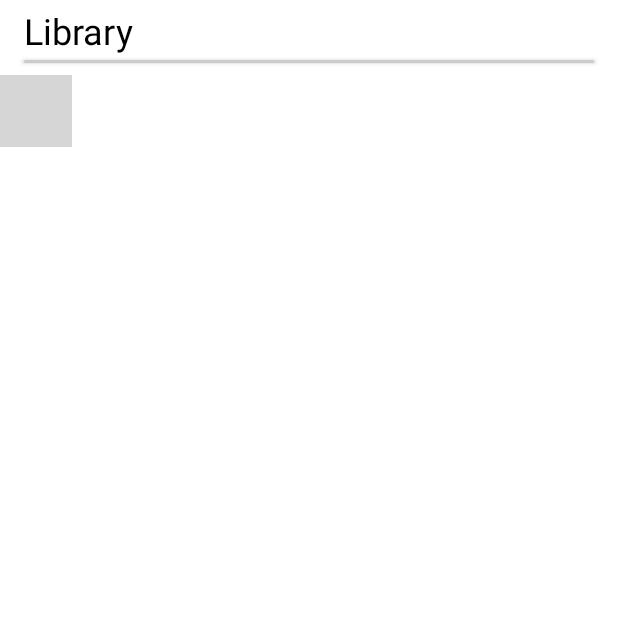
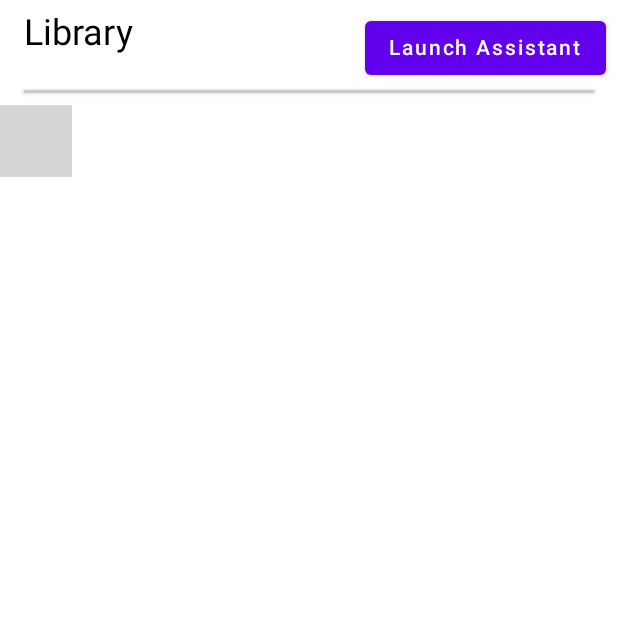
Before and after one commit to Devotize/FaceDetector, an Android app built with Jetpack Compose: the screen it shows after launch (MainActivity), on a phone screen of 412 x 824 dp, the top half of it. Run offline under Robolectric (Android 15) with nearby library versions, the phone set to English and light mode, and no system bars; our stand-ins replace Dagger/Hilt's generated code, Room's generated code; 2 statements that could not run were skipped; grey boxes are pictures that could not be loaded.

```diff
--- a/app/src/main/java/com/sychev/facedetector/data/local/AppDatabase.kt
+++ b/app/src/main/java/com/sychev/facedetector/data/local/AppDatabase.kt
@@ -5,7 +5,7 @@ import androidx.room.RoomDatabase
 import com.sychev.facedetector.data.local.dao.ScreenshotDao
 import com.sychev.facedetector.data.local.entity.ScreenshotEntity
 
-@Database(entities = [ScreenshotEntity::class], version = 6)
+@Database(entities = [ScreenshotEntity::class], version = 7)
 abstract class AppDatabase: RoomDatabase() {
     abstract fun screenshotDao(): ScreenshotDao
 }
--- a/app/src/main/java/com/sychev/facedetector/presentation/BaseApplication.kt
+++ b/app/src/main/java/com/sychev/facedetector/presentation/BaseApplication.kt
@@ -7,6 +7,4 @@ import dagger.hilt.android.HiltAndroidApp
 @HiltAndroidApp
 class BaseApplication: Application() {
 
-
-
 }
--- a/app/src/main/java/com/sychev/facedetector/presentation/MainActivity.kt
+++ b/app/src/main/java/com/sychev/facedetector/presentation/MainActivity.kt
@@ -49,16 +49,25 @@ class MainActivity : AppCompatActivity() {
                 } else {
                     startService(intent)
                 }
-//                finish()
+                finish()
             }
         }
 
     override fun onCreate(savedInstanceState: Bundle?) {
         super.onCreate(savedInstanceState)
         setContentView(R.layout.activity_main)
-        if (savedInstanceState == null) {
-            startAssistantService()
-        }
+
+        val intent = Intent(applicationContext, FaceDetectorService::class.java)
+//        intent.putExtra(FaceDetectorService.EXIT_NAME, FaceDetectorService.EXIT_VALUE)
+
+        stopService(intent)
+
+//        if (Build.VERSION.SDK_INT >= Build.VERSION_CODES.O) {
+//            startForegroundService(intent)
+//        } else {
+//            startService(intent)
+//        }
+
     }
 
 
@@ -68,7 +77,7 @@ class MainActivity : AppCompatActivity() {
             getMediaProjection.launch(projectionManager.createScreenCaptureIntent())
         }
 
-        private fun startAssistantService() {
+        fun startAssistantService() {
             if (Build.VERSION.SDK_INT >= Build.VERSION_CODES.M) {
                 if (!Settings.canDrawOverlays(this)) {
                     val intent = Intent(Settings.ACTION_MANAGE_OVERLAY_PERMISSION)
--- a/app/src/main/java/com/sychev/facedetector/presentation/ui/components/ScreenshotItem.kt
+++ b/app/src/main/java/com/sychev/facedetector/presentation/ui/components/ScreenshotItem.kt
@@ -26,8 +26,8 @@ fun ScreenshotItem(
     Card(
         modifier = Modifier
             .padding(2.dp)
-            .width(200.dp)
-            .height(250.dp)
+//            .width(200.dp)
+            .height(150.dp)
             .clickable {
                 onClick()
             },
@@ -49,7 +49,7 @@ fun ScreenshotItem(
         ) {
             Text(
                 text = savedScreenshot.celebName,
-                style = MaterialTheme.typography.h5,
+                style = MaterialTheme.typography.subtitle1,
                 color = Color.White,
                 modifier = Modifier.padding(16.dp)
                     .wrapContentSize()
--- a/app/src/main/java/com/sychev/facedetector/presentation/ui/main/MainEvent.kt
+++ b/app/src/main/java/com/sychev/facedetector/presentation/ui/main/MainEvent.kt
@@ -1,11 +1,12 @@
 package com.sychev.facedetector.presentation.ui.main
 
 import android.content.Context
+import com.sychev.facedetector.presentation.MainActivity
 
 sealed class MainEvent() {
     object GetAllScreenshots: MainEvent()
 
     class PerformGoogleSearch(val context: Context, val celebName: String): MainEvent()
 
-    object LaunchDetector : MainEvent()
+    class LaunchDetector(val launcher: MainActivity) : MainEvent()
 }
--- a/app/src/main/java/com/sychev/facedetector/presentation/ui/main/MainFragment.kt
+++ b/app/src/main/java/com/sychev/facedetector/presentation/ui/main/MainFragment.kt
@@ -1,10 +1,15 @@
 package com.sychev.facedetector.presentation.ui.main
 
+import android.content.Intent
+import android.os.Build
 import android.os.Bundle
 import android.util.Log
 import android.view.LayoutInflater
 import android.view.View
 import android.view.ViewGroup
+import androidx.activity.result.ActivityResult
+import androidx.activity.result.contract.ActivityResultContracts
+import androidx.appcompat.app.AppCompatActivity
 import androidx.compose.foundation.ExperimentalFoundationApi
 import androidx.compose.foundation.background
 import androidx.compose.foundation.layout.*
@@ -22,7 +27,9 @@ import androidx.compose.ui.unit.dp
 import androidx.fragment.app.Fragment
 import androidx.fragment.app.viewModels
 import com.sychev.facedetector.domain.SavedScreenshot
+import com.sychev.facedetector.presentation.MainActivity
 import com.sychev.facedetector.presentation.ui.components.ScreenshotItem
+import com.sychev.facedetector.service.FaceDetectorService
 import com.sychev.facedetector.utils.TAG
 import dagger.hilt.android.AndroidEntryPoint
 
@@ -47,11 +54,25 @@ class MainFragment : Fragment() {
 //                    horizontalAlignment = Alignment.CenterHorizontally,
 //                    verticalArrangement = Arrangement.Center,
                 ) {
-                    Text(
-                        text = "Library",
-                        modifier = Modifier.padding(16.dp, 8.dp, 8.dp, 4.dp),
-                        style = MaterialTheme.typography.h5
-                    )
+
+                    Row(
+                        modifier = Modifier.fillMaxWidth(),
+                        horizontalArrangement = Arrangement.SpaceBetween,
+                    ) {
+                        Text(
+                            text = "Library",
+                            modifier = Modifier.padding(16.dp, 8.dp, 8.dp, 4.dp),
+                            style = MaterialTheme.typography.h5
+                        )
+
+                        Button(
+                            modifier = Modifier.padding(16.dp, 8.dp, 8.dp, 4.dp),
+                            onClick = {
+                            viewModel.onTriggerEvent(MainEvent.LaunchDetector(activity as MainActivity))
+                        }) {
+                            Text(text = "Launch Assistant")
+                        }
+                    }
 
                     Surface(
                         modifier = Modifier
@@ -66,7 +87,7 @@ class MainFragment : Fragment() {
                     }
 
                     screenshotList?.let {screenshotList ->
-                        LazyVerticalGrid(cells = GridCells.Adaptive(200.dp)) {
+                        LazyVerticalGrid(cells = GridCells.Adaptive(130.dp)) {
                             itemsIndexed(screenshotList.reversed()){index: Int, savedScreenshot: SavedScreenshot ->
                                 ScreenshotItem(
                                     savedScreenshot = savedScreenshot,
--- a/app/src/main/java/com/sychev/facedetector/presentation/ui/main/MainFragmentViewModel.kt
+++ b/app/src/main/java/com/sychev/facedetector/presentation/ui/main/MainFragmentViewModel.kt
@@ -33,7 +33,7 @@ import javax.inject.Inject
 class MainFragmentViewModel
 @Inject
     constructor(
-    val repository: SavedScreenshotRepo,
+    private val repository: SavedScreenshotRepo,
 ): ViewModel() {
 
     val screenshotList: MutableState<List<SavedScreenshot>?> = mutableStateOf(null);
@@ -51,7 +51,7 @@ class MainFragmentViewModel
                 event.context.startActivity(browserIntent)
             }
             is MainEvent.LaunchDetector -> {
-
+                launchDetector(event.launcher)
             }
         }
     }
@@ -62,4 +62,8 @@ class MainFragmentViewModel
         Log.d(TAG, "getScreenshotsFromCache: screenshotList.value = ${screenshotList.value}")
     }
 
+    private fun launchDetector(launcher: MainActivity){
+        launcher.startAssistantService()
+    }
+
 }
--- a/app/src/main/res/drawable/red_circle_shape.xml
+++ b/app/src/main/res/drawable/red_circle_shape.xml
@@ -3,7 +3,7 @@
     android:shape="oval">
 
     <solid android:color="@color/transparent"/>
-    <stroke android:width="3dp"
+    <stroke android:width="1dp"
         android:color="@color/red_A700"/>
 
 </shape>
```
Also changed, not shown: app/src/main/java/com/sychev/facedetector/presentation/PhotoFaceDetector.kt (+14 -4 lines), app/src/main/java/com/sychev/facedetector/service/FaceDetectorService.kt (+32 -6 lines), app/src/main/res/anim/expand_anim.xml (+8 -8 lines).
